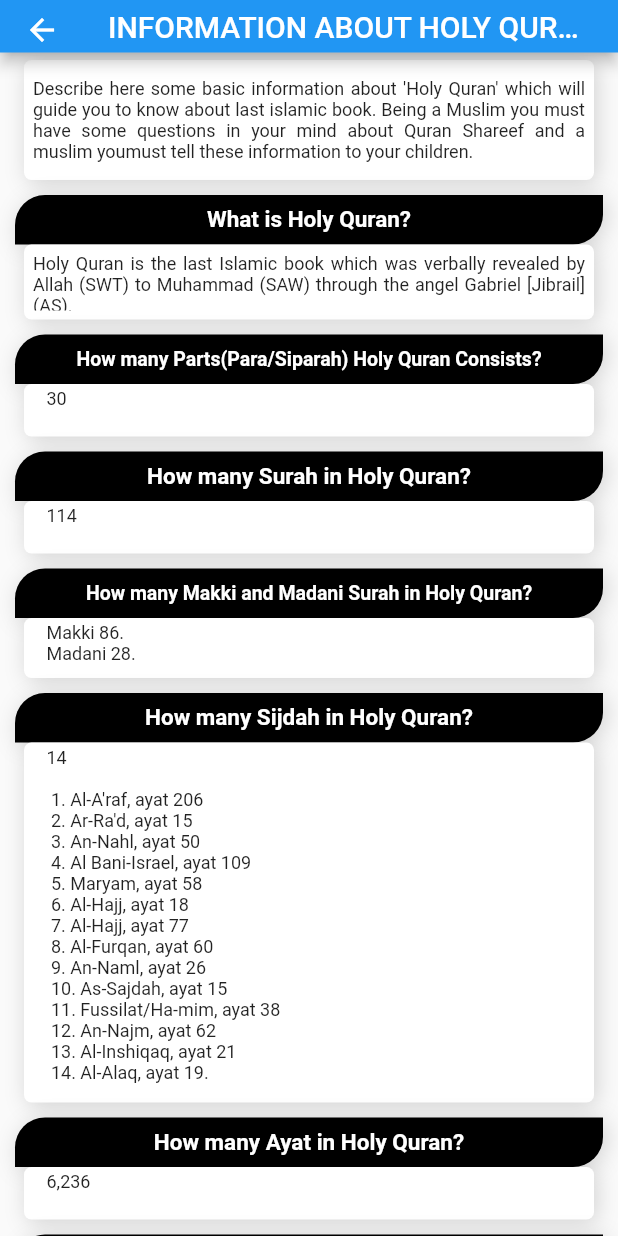
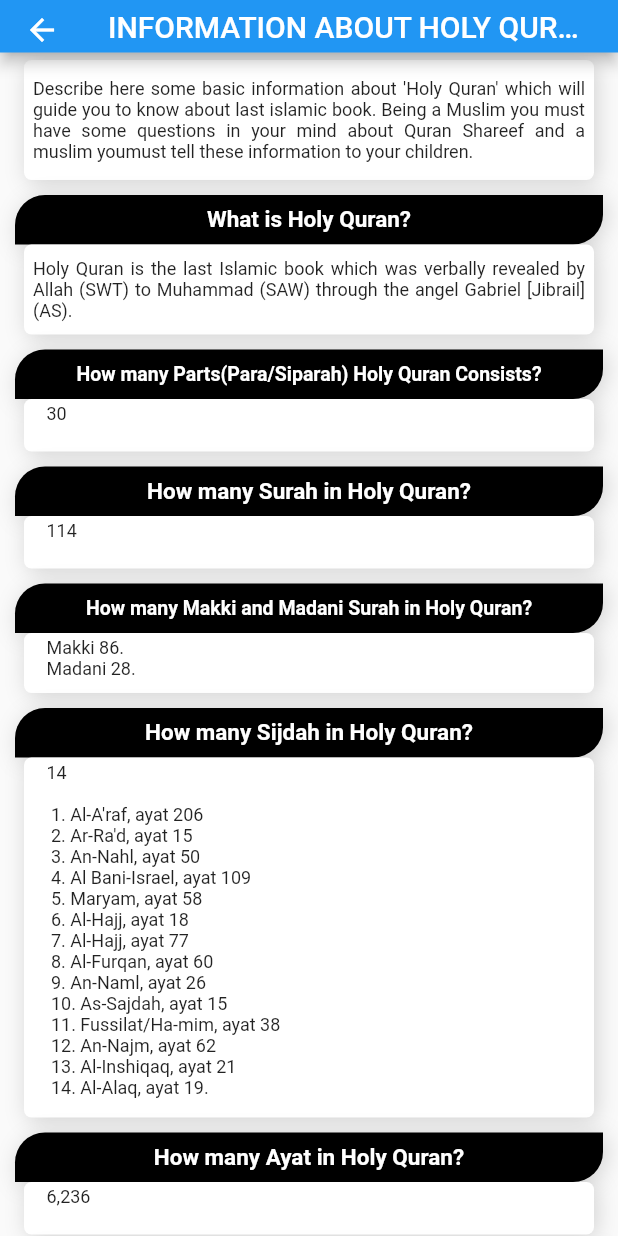
Before and after one commit to fdmominbd/firstHolyQuran, a Flutter app: the InfoAboutQuran screen opened directly, on a phone screen of 412 x 824 dp. Run offline on Flutter 3.47's test engine with Material 2 defaults, Android fonts, the light colour scheme and no system bars; our stand-ins replace carousel_slider, shared_preferences; missing offline and left inert: alert_dialog, wc_flutter_share; accounts and stored records are empty.

Commit message:
7th commit 27.1.22

```diff
--- a/lib/screens/ui/home/homepage.dart
+++ b/lib/screens/ui/home/homepage.dart
@@ -35,6 +35,7 @@ class _HomePageState extends State<HomePage> {
     final double w = MediaQuery.of(context).size.width;
     return Scaffold(
       appBar: AppBar(
+        backgroundColor: Colors.indigo[900],
         toolbarHeight: 60,
         centerTitle: true,
         title: Text(
--- a/lib/screens/ui/other/infoAboutQuran.dart
+++ b/lib/screens/ui/other/infoAboutQuran.dart
@@ -72,7 +72,7 @@ class _InfoAboutQuranState extends State<InfoAboutQuran> {
                       textAlign: TextAlign.justify,))
                 ),
                 Container(
-                    height: 50,
+                    height: 60,
                     width: 380,
                     decoration: BoxDecoration(
                       boxShadow: [
```
